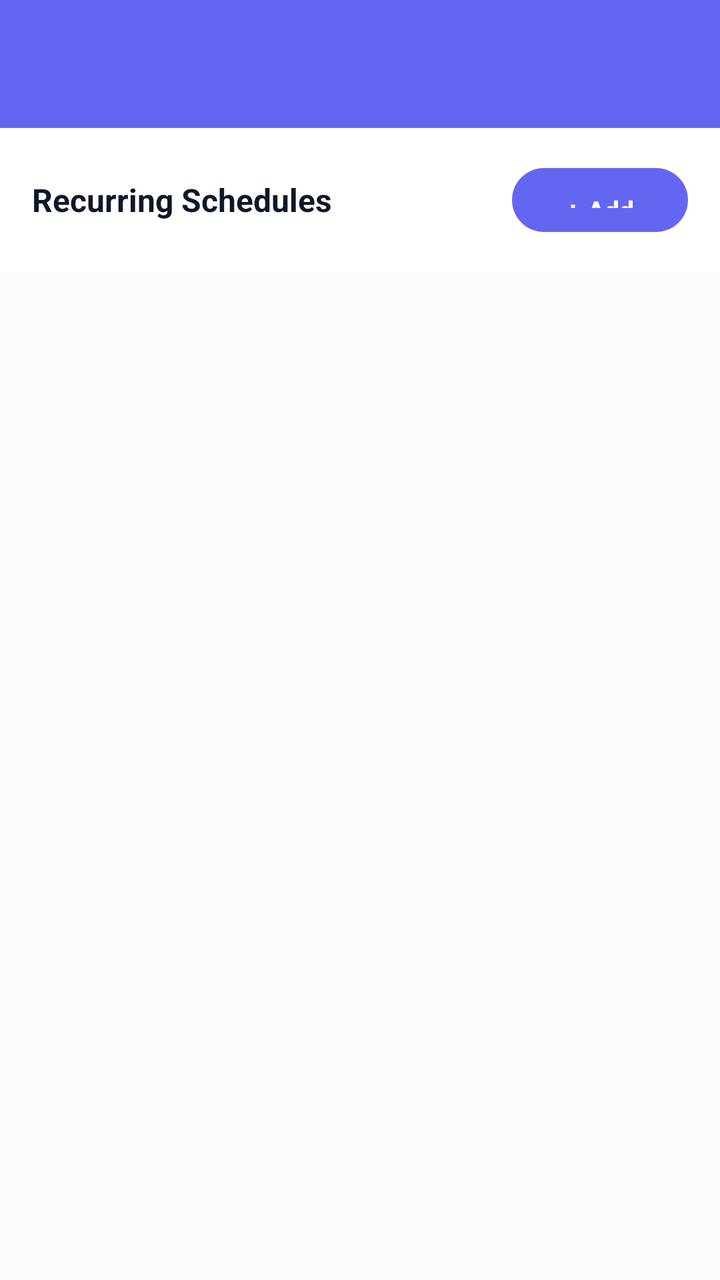
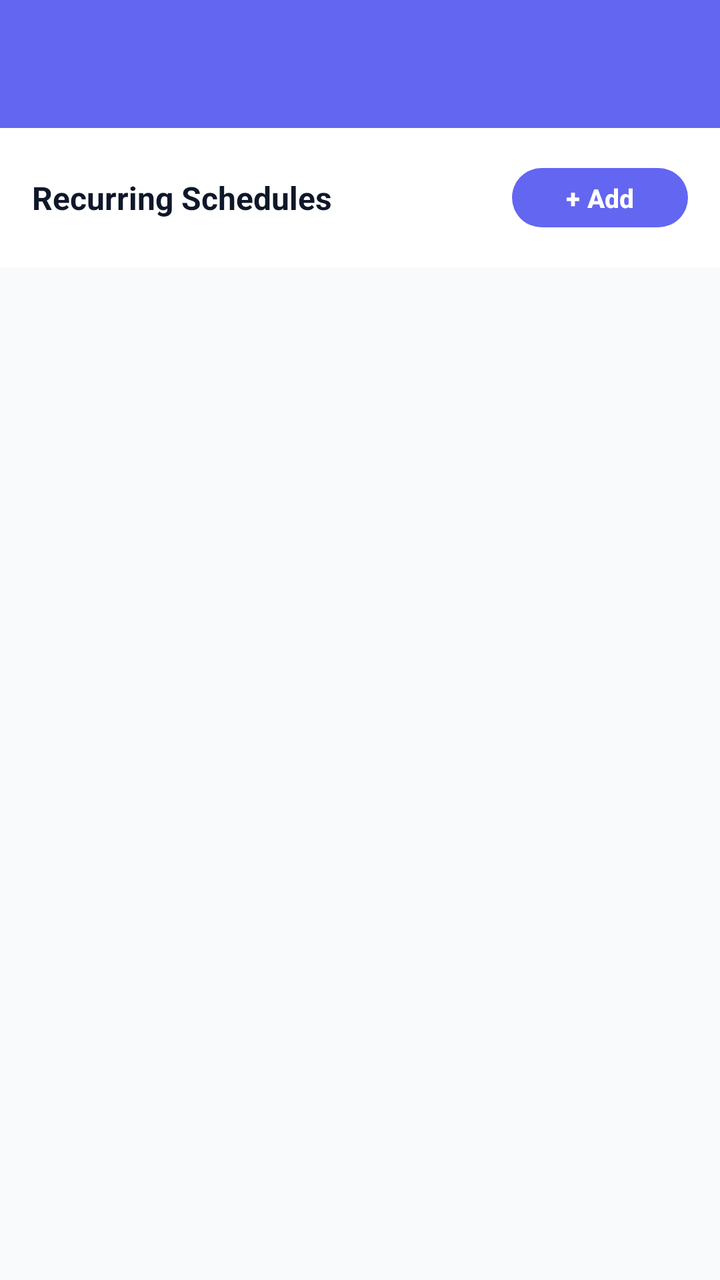

Screens rendered from an Android XML layout before and after an edit, with the pre-edit source and the edit as a unified diff.
<!-- AndroidManifest.xml: application theme Theme.StayFocused -->
<!-- res/layout/activity_schedules.xml -->
<?xml version="1.0" encoding="utf-8"?>
<LinearLayout xmlns:android="http://schemas.android.com/apk/res/android"
    xmlns:tools="http://schemas.android.com/tools"
    android:layout_width="match_parent"
    android:layout_height="match_parent"
    android:orientation="vertical"
    android:background="@color/bg_light">

    <androidx.appcompat.widget.Toolbar
        android:id="@+id/toolbar"
        android:layout_width="match_parent"
        android:layout_height="?attr/actionBarSize"
        android:background="@color/brand_primary"
        android:title="Scheduled Focus"
        android:titleTextColor="@color/white" />

    <LinearLayout
        android:layout_width="match_parent"
        android:layout_height="wrap_content"
        android:orientation="horizontal"
        android:gravity="center_vertical"
        android:padding="16dp"
        android:background="@color/card_surface">

        <TextView
            android:layout_width="0dp"
            android:layout_height="wrap_content"
            android:layout_weight="1"
            android:text="Recurring Schedules"
            android:textColor="@color/text_primary"
            android:textSize="16sp"
            android:textStyle="bold" />

        <Button
            android:id="@+id/btnAddSchedule"
            style="@style/PrimaryButton"
            android:layout_width="wrap_content"
            android:layout_height="40dp"
            android:text="+ Add"
            android:textSize="13sp" />
    </LinearLayout>

    <FrameLayout
        android:layout_width="match_parent"
        android:layout_height="0dp"
        android:layout_weight="1">

        <ScrollView
            android:layout_width="match_parent"
            android:layout_height="match_parent"
            android:clipToPadding="false"
            android:padding="16dp">

            <LinearLayout
                android:id="@+id/containerSchedules"
                android:layout_width="match_parent"
                android:layout_height="wrap_content"
                android:orientation="vertical" />
        </ScrollView>

        <TextView
            android:id="@+id/tvEmptySchedules"
            android:layout_width="wrap_content"
            android:layout_height="wrap_content"
            android:layout_gravity="center"
            android:text="No scheduled sessions.\nSet up recurring focus blocks for study or deep work."
            android:textAlignment="center"
            android:textColor="@color/text_secondary"
            android:textSize="15sp"
            android:visibility="gone" />
    </FrameLayout>

</LinearLayout>
<!-- resources referenced by this layout -->
<resources>
  <color name="bg_light">#F8FAFC</color>
  <color name="brand_primary">#6366F1</color>
  <color name="card_surface">#FFFFFF</color>
  <color name="text_primary">#0F172A</color>
  <color name="text_secondary">#64748B</color>
  <color name="white">#FFFFFF</color>
  <style name="PrimaryButton" parent="Widget.Material3.Button">
          <item name="backgroundTint">@color/brand_primary</item>
          <item name="cornerRadius">18dp</item>
          <item name="android:textAllCaps">false</item>
          <item name="android:textSize">15sp</item>
          <item name="android:textStyle">bold</item>
          <item name="android:textColor">@color/white</item>
          <item name="android:minHeight">48dp</item>
          <item name="android:paddingTop">12dp</item>
          <item name="android:paddingBottom">12dp</item>
      </style>
  <style name="Theme.StayFocused" parent="Theme.Material3.DayNight.NoActionBar">
          <item name="colorPrimary">@color/brand_primary</item>
          <item name="colorPrimaryDark">@color/brand_primary_dark</item>
          <item name="colorSecondary">@color/secondary_teal</item>
          <item name="colorTertiary">@color/warning_amber</item>
          <item name="colorError">@color/strict_red</item>
          <item name="android:windowBackground">@color/bg_light</item>
          <item name="android:statusBarColor">@color/bg_light</item>
          <item name="android:navigationBarColor">@color/bg_light</item>
      </style>
  <color name="brand_primary_dark">#4F46E5</color>
  <color name="secondary_teal">#14B8A6</color>
  <color name="warning_amber">#F59E0B</color>
  <color name="strict_red">#EF4444</color>
</resources>

<!-- the commit's change to res/layout/activity_schedules.xml (unified diff, before → after) -->
@@ -33,9 +33,9 @@
 
         <Button
             android:id="@+id/btnAddSchedule"
-            style="@style/PrimaryButton"
+            style="@style/PrimaryButtonCompact"
             android:layout_width="wrap_content"
-            android:layout_height="40dp"
+            android:layout_height="wrap_content"
             android:text="+ Add"
             android:textSize="13sp" />
     </LinearLayout>
<!-- resource entries referenced after the edit -->
@@ -6,6 +6,11 @@
   <color name="text_primary">#0F172A</color>
   <color name="text_secondary">#64748B</color>
   <color name="white">#FFFFFF</color>
+  <style name="PrimaryButtonCompact" parent="PrimaryButton">
+          <item name="android:minHeight">36dp</item>
+          <item name="android:paddingTop">6dp</item>
+          <item name="android:paddingBottom">6dp</item>
+      </style>
   <style name="PrimaryButton" parent="Widget.Material3.Button">
           <item name="backgroundTint">@color/brand_primary</item>
           <item name="cornerRadius">18dp</item>
